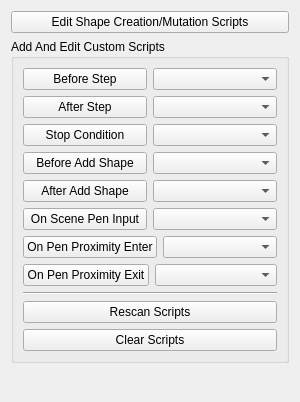
Old version of the form geometrize/dialog/imagetaskscriptingwidget.ui in the repository Tw1ddle/geometrize.
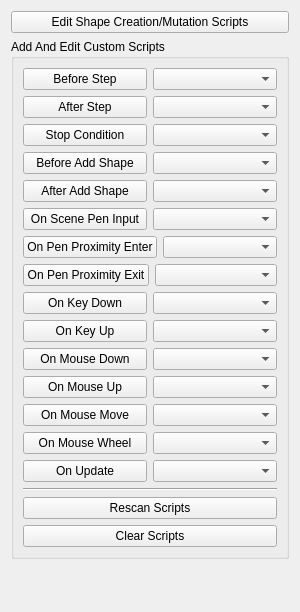
New version of the form.

Commit message: Expose keyboard, mouse, update events to script engine (attempt two...)

Patch:
```diff
--- a/geometrize/dialog/imagetaskscriptingwidget.ui
+++ b/geometrize/dialog/imagetaskscriptingwidget.ui
@@ -7,7 +7,7 @@
     <x>0</x>
     <y>0</y>
     <width>300</width>
-    <height>402</height>
+    <height>612</height>
    </rect>
   </property>
   <property name="windowTitle">
@@ -145,6 +145,104 @@
           </item>
          </layout>
         </item>
+        <item>
+         <layout class="QHBoxLayout" name="horizontalLayout_12">
+          <item>
+           <widget class="QPushButton" name="onKeyDownEvent">
+            <property name="text">
+             <string>On Key Down</string>
+            </property>
+           </widget>
+          </item>
+          <item>
+           <widget class="QComboBox" name="onKeyDownEventPresetScriptsComboBox"/>
+          </item>
+         </layout>
+        </item>
+        <item>
+         <layout class="QHBoxLayout" name="horizontalLayout_10">
+          <item>
+           <widget class="QPushButton" name="onKeyUpEvent">
+            <property name="text">
+             <string>On Key Up</string>
+            </property>
+           </widget>
+          </item>
+          <item>
+           <widget class="QComboBox" name="onKeyUpEventPresetScriptsComboBox"/>
+          </item>
+         </layout>
+        </item>
+        <item>
+         <layout class="QHBoxLayout" name="horizontalLayout_13">
+          <item>
+           <widget class="QPushButton" name="onMouseDownEvent">
+            <property name="text">
+             <string>On Mouse Down</string>
+            </property>
+           </widget>
+          </item>
+          <item>
+           <widget class="QComboBox" name="onMouseDownEventPresetScriptsComboBox"/>
+          </item>
+         </layout>
+        </item>
+        <item>
+         <layout class="QHBoxLayout" name="horizontalLayout_15">
+          <item>
+           <widget class="QPushButton" name="onMouseUpEvent">
+            <property name="text">
+             <string>On Mouse Up</string>
+            </property>
+           </widget>
+          </item>
+          <item>
+           <widget class="QComboBox" name="onMouseUpEventPresetScriptsComboBox"/>
+          </item>
+         </layout>
+        </item>
+        <item>
+         <layout class="QHBoxLayout" name="horizontalLayout_14">
+          <item>
+           <widget class="QPushButton" name="onMouseMoveEvent">
+            <property name="text">
+             <string>On Mouse Move</string>
+            </property>
+           </widget>
+          </item>
+          <item>
+           <widget class="QComboBox" name="onMouseMoveEventPresetScriptsComboBox"/>
+          </item>
+         </layout>
+        </item>
+        <item>
+         <layout class="QHBoxLayout" name="horizontalLayout_16">
+          <item>
+           <widget class="QPushButton" name="onMouseWheelEvent">
+            <property name="text">
+             <string>On Mouse Wheel</string>
+            </property>
+           </widget>
+          </item>
+          <item>
+           <widget class="QComboBox" name="onMouseWheelEventPresetScriptsComboBox"/>
+          </item>
+         </layout>
+        </item>
+        <item>
+         <layout class="QHBoxLayout" name="horizontalLayout_9">
+          <item>
+           <widget class="QPushButton" name="onUpdateEvent">
+            <property name="text">
+             <string>On Update</string>
+            </property>
+           </widget>
+          </item>
+          <item>
+           <widget class="QComboBox" name="onUpdateEventPresetScriptsComboBox"/>
+          </item>
+         </layout>
+        </item>
        </layout>
       </item>
       <item>
```
The commit also changes 5 other files.
